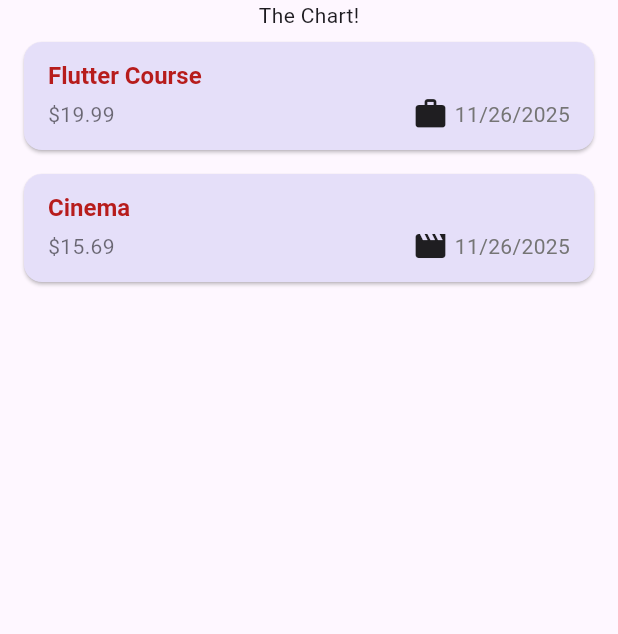
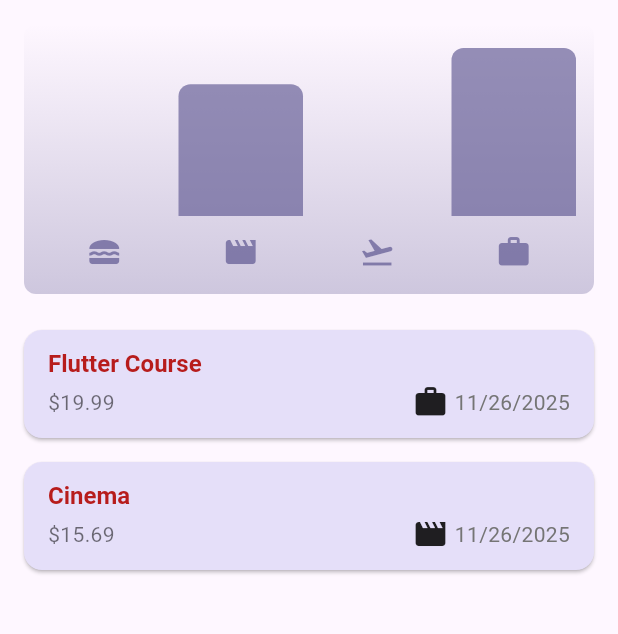
Before and after one commit to msatrionn/expenses_tracker, a Flutter app: the screen it shows after launch, on a phone screen of 412 x 824 dp, the part 84-718 px from its top. Run offline on Flutter 3.47's test engine with Material 3 defaults, Android fonts, the phone set to English and light mode, and no system bars.

Commit message:
checkpoint 3 mac

```diff
--- a/lib/expenses.dart
+++ b/lib/expenses.dart
@@ -1,4 +1,5 @@
 import 'package:expense_tracker/new_expenses.dart';
+import 'package:expense_tracker/widgets/chart/chart.dart';
 import 'package:expense_tracker/widgets/expenses_list/expenses_list.dart';
 import 'package:expense_tracker/models/expense.dart';
 import 'package:flutter/material.dart';
@@ -88,7 +89,7 @@ class _ExpensesState extends State<Expenses> {
       ),
       body: Column(
         children: [
-          const Text('The Chart!'),
+          Chart(expenses: _registeredExpenses),
           Expanded(
             child: mainContent,
           ),
--- a/lib/models/expense.dart
+++ b/lib/models/expense.dart
@@ -38,3 +38,27 @@ class Expense {
     required this.category,
   }) : id = uuid.v4();
 }
+
+class ExpenseBucket {
+  const ExpenseBucket({
+    required this.category,
+    required this.expenses,
+  });
+
+  ExpenseBucket.forCategory(List<Expense> allExpenses, this.category)
+    : expenses = allExpenses
+          .where((expense) => expense.category == category)
+          .toList();
+
+  final Category category;
+  final List<Expense> expenses;
+
+  double get totalExpenses {
+    double sum = 0;
+
+    for (final expense in expenses) {
+      sum += expense.amount;
+    }
+    return sum;
+  }
+}
--- /dev/null
+++ b/lib/widgets/chart/chart.dart
@@ -0,0 +1,95 @@
+import 'package:flutter/material.dart';
+
+import 'package:expense_tracker/widgets/chart/chart_bar.dart';
+import 'package:expense_tracker/models/expense.dart';
+
+class Chart extends StatelessWidget {
+  const Chart({super.key, required this.expenses});
+
+  final List<Expense> expenses;
+
+  List<ExpenseBucket> get buckets {
+    return [
+      ExpenseBucket.forCategory(expenses, Category.food),
+      ExpenseBucket.forCategory(expenses, Category.leisure),
+      ExpenseBucket.forCategory(expenses, Category.travel),
+      ExpenseBucket.forCategory(expenses, Category.work),
+    ];
+  }
+
+  double get maxTotalExpense {
+    double maxTotalExpense = 0;
+
+    for (final bucket in buckets) {
+      if (bucket.totalExpenses > maxTotalExpense) {
+        maxTotalExpense = bucket.totalExpenses;
+      }
+    }
+
+    return maxTotalExpense;
+  }
+
+  @override
+  Widget build(BuildContext context) {
+    final isDarkMode =
+        MediaQuery.of(context).platformBrightness == Brightness.dark;
+    return Container(
+      margin: const EdgeInsets.all(16),
+      padding: const EdgeInsets.symmetric(
+        vertical: 16,
+        horizontal: 8,
+      ),
+      width: double.infinity,
+      height: 180,
+      decoration: BoxDecoration(
+        borderRadius: BorderRadius.circular(8),
+        gradient: LinearGradient(
+          colors: [
+            Theme.of(context).colorScheme.primary.withOpacity(0.3),
+            Theme.of(context).colorScheme.primary.withOpacity(0.0)
+          ],
+          begin: Alignment.bottomCenter,
+          end: Alignment.topCenter,
+        ),
+      ),
+      child: Column(
+        children: [
+          Expanded(
+            child: Row(
+              crossAxisAlignment: CrossAxisAlignment.end,
+              children: [
+                for (final bucket in buckets) // alternative to map()
+                  ChartBar(
+                    fill: bucket.totalExpenses == 0
+                        ? 0
+                        : bucket.totalExpenses / maxTotalExpense,
+                  )
+              ],
+            ),
+          ),
+          const SizedBox(height: 12),
+          Row(
+            children: buckets
+                .map(
+                  (bucket) => Expanded(
+                    child: Padding(
+                      padding: const EdgeInsets.symmetric(horizontal: 4),
+                      child: Icon(
+                        categoryIcons[bucket.category],
+                        color: isDarkMode
+                            ? Theme.of(context).colorScheme.secondary
+                            : Theme.of(context)
+                                .colorScheme
+                                .primary
+                                .withOpacity(0.7),
+                      ),
+                    ),
+                  ),
+                )
+                .toList(),
+          )
+        ],
+      ),
+    );
+  }
+}
--- /dev/null
+++ b/lib/widgets/chart/chart_bar.dart
@@ -0,0 +1,34 @@
+import 'package:flutter/material.dart';
+
+class ChartBar extends StatelessWidget {
+  const ChartBar({
+    super.key,
+    required this.fill,
+  });
+
+  final double fill;
+
+  @override
+  Widget build(BuildContext context) {
+    final isDarkMode =
+        MediaQuery.of(context).platformBrightness == Brightness.dark;
+    return Expanded(
+      child: Padding(
+        padding: const EdgeInsets.symmetric(horizontal: 4),
+        child: FractionallySizedBox(
+          heightFactor: fill,
+          child: DecoratedBox(
+            decoration: BoxDecoration(
+              shape: BoxShape.rectangle,
+              borderRadius:
+                  const BorderRadius.vertical(top: Radius.circular(8)),
+              color: isDarkMode
+                  ? Theme.of(context).colorScheme.secondary
+                  : Theme.of(context).colorScheme.primary.withOpacity(0.65),
+            ),
+          ),
+        ),
+      ),
+    );
+  }
+}
```
